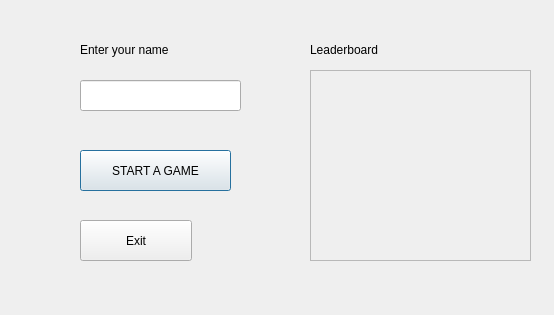
Above: start.ui from EliranGabay/TriviaGameLiux before the change. Below: the same form after it.
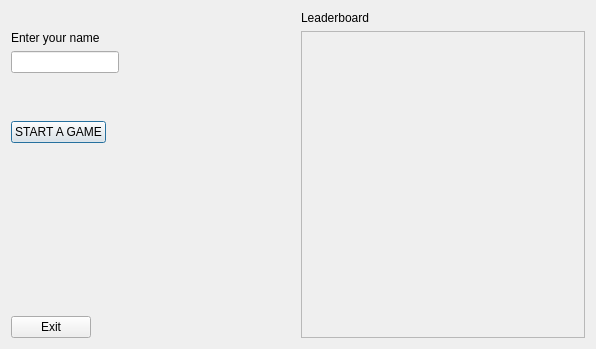
That is the form after the change. Icons and pictures are not drawn.

Diff of the .ui file:
```diff
--- a/start.ui
+++ b/start.ui
@@ -6,104 +6,172 @@
    <rect>
     <x>0</x>
     <y>0</y>
-    <width>554</width>
-    <height>315</height>
+    <width>596</width>
+    <height>349</height>
    </rect>
   </property>
+  <property name="minimumSize">
+   <size>
+    <width>596</width>
+    <height>0</height>
+   </size>
+  </property>
+  <property name="maximumSize">
+   <size>
+    <width>596</width>
+    <height>349</height>
+   </size>
+  </property>
   <property name="cursor">
    <cursorShape>ArrowCursor</cursorShape>
   </property>
   <property name="windowTitle">
    <string>--- Code Trivia ---</string>
   </property>
-  <widget class="QLabel" name="label">
-   <property name="geometry">
-    <rect>
-     <x>80</x>
-     <y>40</y>
-     <width>131</width>
-     <height>19</height>
-    </rect>
-   </property>
-   <property name="text">
-    <string>Enter your name</string>
-   </property>
-   <property name="textFormat">
-    <enum>Qt::AutoText</enum>
-   </property>
-  </widget>
-  <widget class="QLineEdit" name="lineEdit">
-   <property name="geometry">
-    <rect>
-     <x>80</x>
-     <y>80</y>
-     <width>161</width>
-     <height>31</height>
-    </rect>
-   </property>
-  </widget>
-  <widget class="QPushButton" name="pushButton">
-   <property name="geometry">
-    <rect>
-     <x>80</x>
-     <y>150</y>
-     <width>151</width>
-     <height>41</height>
-    </rect>
-   </property>
-   <property name="text">
-    <string>START A GAME</string>
-   </property>
-  </widget>
-  <widget class="QPushButton" name="pushButton_2">
-   <property name="geometry">
-    <rect>
-     <x>80</x>
-     <y>220</y>
-     <width>112</width>
-     <height>41</height>
-    </rect>
-   </property>
-   <property name="text">
-    <string>Exit</string>
-   </property>
-  </widget>
-  <widget class="QScrollArea" name="scrollArea">
-   <property name="geometry">
-    <rect>
-     <x>310</x>
-     <y>70</y>
-     <width>221</width>
-     <height>191</height>
-    </rect>
-   </property>
-   <property name="widgetResizable">
-    <bool>true</bool>
-   </property>
-   <widget class="QWidget" name="scrollAreaWidgetContents">
-    <property name="geometry">
-     <rect>
-      <x>0</x>
-      <y>0</y>
-      <width>219</width>
-      <height>189</height>
-     </rect>
-    </property>
-   </widget>
-  </widget>
-  <widget class="QLabel" name="label_2">
-   <property name="geometry">
-    <rect>
-     <x>310</x>
-     <y>40</y>
-     <width>101</width>
-     <height>19</height>
-    </rect>
-   </property>
-   <property name="text">
-    <string>Leaderboard</string>
-   </property>
-  </widget>
+  <property name="windowIcon">
+   <iconset>
+    <normaloff>brainstorm.png</normaloff>brainstorm.png</iconset>
+  </property>
+  <property name="autoFillBackground">
+   <bool>false</bool>
+  </property>
+  <layout class="QGridLayout" name="gridLayout">
+   <item row="1" column="1">
+    <widget class="QScrollArea" name="scrollArea">
+     <property name="widgetResizable">
+      <bool>true</bool>
+     </property>
+     <widget class="QWidget" name="scrollAreaWidgetContents">
+      <property name="geometry">
+       <rect>
+        <x>0</x>
+        <y>0</y>
+        <width>284</width>
+        <height>306</height>
+       </rect>
+      </property>
+     </widget>
+    </widget>
+   </item>
+   <item row="0" column="1">
+    <widget class="QLabel" name="label_2">
+     <property name="text">
+      <string>Leaderboard</string>
+     </property>
+    </widget>
+   </item>
+   <item row="1" column="0">
+    <layout class="QFormLayout" name="formLayout">
+     <property name="fieldGrowthPolicy">
+      <enum>QFormLayout::AllNonFixedFieldsGrow</enum>
+     </property>
+     <item row="0" column="0">
+      <widget class="QLabel" name="label">
+       <property name="text">
+        <string>Enter your name</string>
+       </property>
+       <property name="textFormat">
+        <enum>Qt::AutoText</enum>
+       </property>
+      </widget>
+     </item>
+     <item row="1" column="0">
+      <widget class="QLineEdit" name="lineEdit"/>
+     </item>
+     <item row="5" column="0">
+      <spacer name="verticalSpacer">
+       <property name="orientation">
+        <enum>Qt::Vertical</enum>
+       </property>
+       <property name="sizeHint" stdset="0">
+        <size>
+         <width>20</width>
+         <height>40</height>
+        </size>
+       </property>
+      </spacer>
+     </item>
+     <item row="3" column="0">
+      <widget class="QPushButton" name="pushButton">
+       <property name="text">
+        <string>START A GAME</string>
+       </property>
+      </widget>
+     </item>
+     <item row="9" column="0">
+      <widget class="QPushButton" name="pushButton_2">
+       <property name="autoFillBackground">
+        <bool>false</bool>
+       </property>
+       <property name="text">
+        <string>Exit</string>
+       </property>
+       <property name="autoDefault">
+        <bool>true</bool>
+       </property>
+       <property name="default">
+        <bool>false</bool>
+       </property>
+       <property name="flat">
+        <bool>false</bool>
+       </property>
+      </widget>
+     </item>
+     <item row="6" column="0">
+      <spacer name="verticalSpacer_2">
+       <property name="orientation">
+        <enum>Qt::Vertical</enum>
+       </property>
+       <property name="sizeHint" stdset="0">
+        <size>
+         <width>20</width>
+         <height>40</height>
+        </size>
+       </property>
+      </spacer>
+     </item>
+     <item row="7" column="0">
+      <spacer name="verticalSpacer_3">
+       <property name="orientation">
+        <enum>Qt::Vertical</enum>
+       </property>
+       <property name="sizeHint" stdset="0">
+        <size>
+         <width>20</width>
+         <height>40</height>
+        </size>
+       </property>
+      </spacer>
+     </item>
+     <item row="8" column="0">
+      <spacer name="verticalSpacer_4">
+       <property name="orientation">
+        <enum>Qt::Vertical</enum>
+       </property>
+       <property name="sizeHint" stdset="0">
+        <size>
+         <width>20</width>
+         <height>40</height>
+        </size>
+       </property>
+      </spacer>
+     </item>
+     <item row="2" column="0">
+      <spacer name="verticalSpacer_5">
+       <property name="orientation">
+        <enum>Qt::Vertical</enum>
+       </property>
+       <property name="sizeHint" stdset="0">
+        <size>
+         <width>20</width>
+         <height>40</height>
+        </size>
+       </property>
+      </spacer>
+     </item>
+    </layout>
+   </item>
+  </layout>
  </widget>
  <resources/>
  <connections/>
```
Left out of the diff: 25 changed lines with no effect on the pictures.
